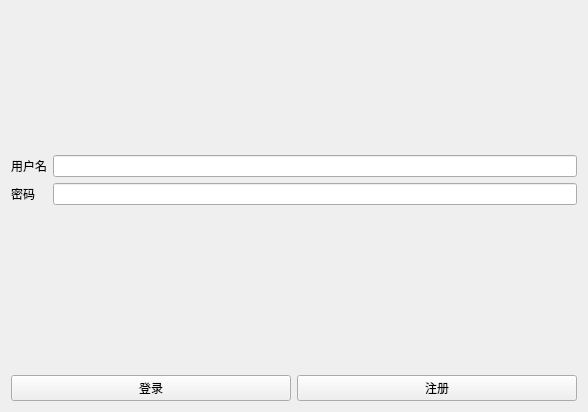
The window that loginwindow.ui (Joeywzr/f0rum) describes before a commit, drawn with Qt 5.
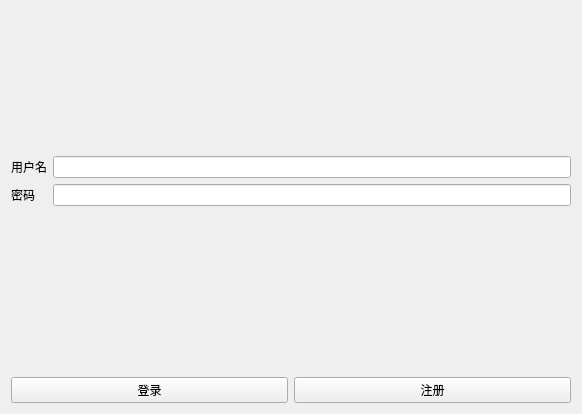
The same window after the commit.

```diff
--- a/loginwindow.ui
+++ b/loginwindow.ui
@@ -6,10 +6,22 @@
    <rect>
     <x>0</x>
     <y>0</y>
-    <width>588</width>
-    <height>412</height>
+    <width>582</width>
+    <height>414</height>
    </rect>
   </property>
+  <property name="minimumSize">
+   <size>
+    <width>582</width>
+    <height>414</height>
+   </size>
+  </property>
+  <property name="maximumSize">
+   <size>
+    <width>582</width>
+    <height>414</height>
+   </size>
+  </property>
   <property name="windowTitle">
    <string>Form</string>
   </property>
@@ -46,6 +58,11 @@
      </item>
      <item row="0" column="0">
       <widget class="QLabel" name="label_2">
+       <property name="font">
+        <font>
+         <family>思源黑体 CN Normal</family>
+        </font>
+       </property>
        <property name="text">
         <string>用户名</string>
        </property>
@@ -53,6 +70,11 @@
      </item>
      <item row="1" column="0">
       <widget class="QLabel" name="label">
+       <property name="font">
+        <font>
+         <family>思源黑体 CN Normal</family>
+        </font>
+       </property>
        <property name="text">
         <string>密码</string>
        </property>
```
